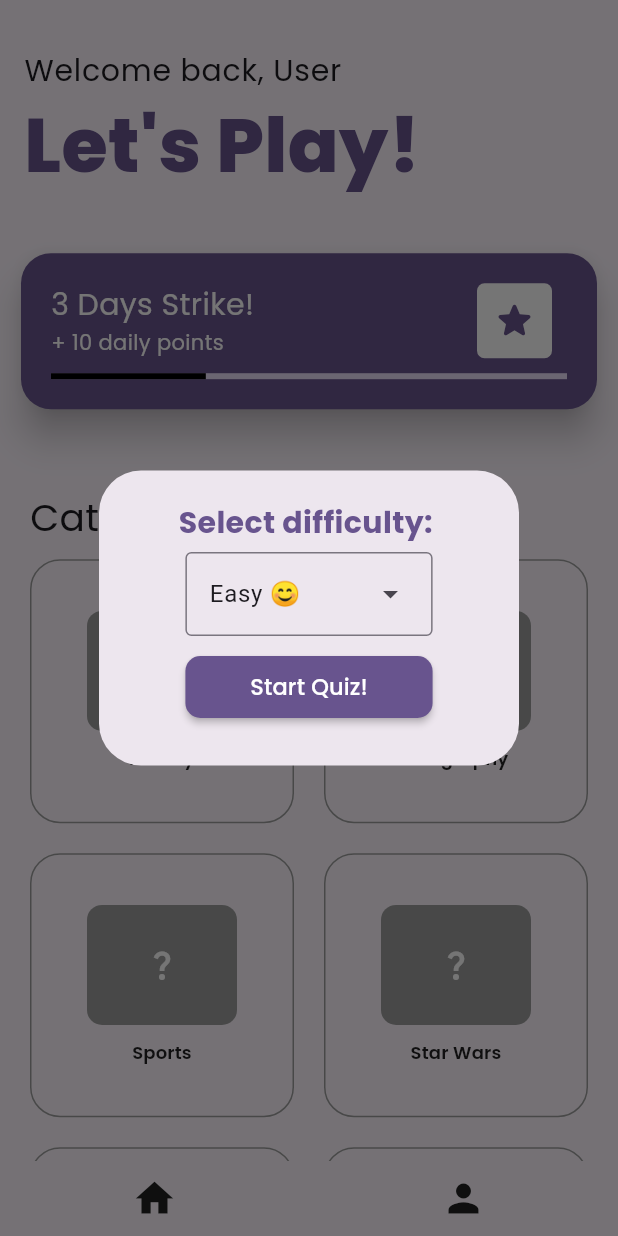
After one commit to AbduHany/quizzit, a Flutter app: the HomePage screen opened directly, after a tap on "History", on a phone screen of 412 x 824 dp. The commit adds this screen. Run offline on Flutter 3.47's test engine with Material 3 defaults, Android fonts, the light colour scheme and no system bars; our stand-ins replace google_fonts.

Commit message:
Divide the difficulty selection widget to a separate file

```diff
--- /dev/null
+++ b/lib/src/pages/home_page/diff_selection.dart
@@ -0,0 +1,84 @@
+/*
+Author: Abdelrahman Hany Metawei
+Date: 22-06-2024
+Description:
+  This Flutter file defines the Widget that appears before the user starts a
+  where they are prompted for the difficulty of the quiz they want to take.
+ */
+import 'package:flutter/material.dart';
+import 'package:google_fonts/google_fonts.dart';
+
+class DiffSelection extends StatelessWidget {
+  final List<String> categories;
+  final int categoryIndex;
+
+  const DiffSelection(
+      {super.key, required this.categories, required this.categoryIndex});
+
+  @override
+  Widget build(BuildContext context) {
+    late String? chosenDifficulty;
+    late String? chosenCategory;
+    return AlertDialog(
+      alignment: Alignment.center,
+      content: SizedBox(
+        height: MediaQuery.of(context).size.height * 0.19,
+        child: Column(
+          mainAxisAlignment: MainAxisAlignment.center,
+          children: [
+            Text(
+              "Select difficulty: ",
+              textAlign: TextAlign.left,
+              style: GoogleFonts.poppins(
+                  fontSize: 20,
+                  fontWeight: FontWeight.bold,
+                  color: Theme.of(context).colorScheme.primary),
+            ),
+            const SizedBox(
+              height: 5,
+            ),
+            DropdownMenu(
+              initialSelection: "Easy",
+              onSelected: (val) {
+                chosenCategory = categories[categoryIndex];
+                chosenDifficulty = val!;
+              },
+              dropdownMenuEntries: const [
+                DropdownMenuEntry(value: "Easy", label: "Easy 😊"),
+                DropdownMenuEntry(value: "Medium", label: "Medium 🥲"),
+                DropdownMenuEntry(value: "Hard", label: "Hard 😭"),
+                DropdownMenuEntry(value: "Random", label: "Random 🤪")
+              ],
+              width: MediaQuery.of(context).size.width * 0.4,
+            ),
+            const SizedBox(
+              height: 10,
+            ),
+            /*
+            START QUIZ BUTTON:
+            Category of quiz is stored in chosenCategory &
+            Difficulty of quiz is stored in chosenDifficulty
+            variables
+            */
+            MaterialButton(
+              shape: RoundedRectangleBorder(
+                  borderRadius: BorderRadius.circular(10)),
+              minWidth: MediaQuery.of(context).size.width * 0.4,
+              height: MediaQuery.of(context).size.height * 0.05,
+              color: Theme.of(context).colorScheme.primary,
+              onPressed: () {
+                //just a test for category and diff
+                print(chosenCategory);
+                print(chosenDifficulty);
+              },
+              child: Text(
+                "Start Quiz!",
+                style: GoogleFonts.poppins(color: Colors.white, fontSize: 15),
+              ),
+            )
+          ],
+        ),
+      ),
+    );
+  }
+}
--- a/lib/src/pages/home_page/strike_card.dart
+++ b/lib/src/pages/home_page/strike_card.dart
@@ -10,6 +10,7 @@
 import 'package:google_fonts/google_fonts.dart';
 
 class StrikeCard extends StatefulWidget {
+  const StrikeCard({super.key});
   @override
   State<StrikeCard> createState() => _StrikeCardState();
 }
@@ -47,7 +48,7 @@
                     ],
                   ),
                   Container(
-                    margin: EdgeInsets.only(right: 10),
+                    margin: const EdgeInsets.only(right: 10),
                     height: 50,
                     width: 50,
                     decoration: BoxDecoration(
```
Also changed, not shown: lib/src/pages/home_page/home_page.dart (+7 -96 lines).
